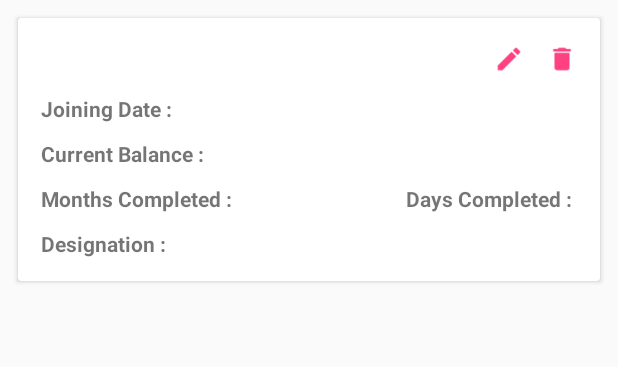
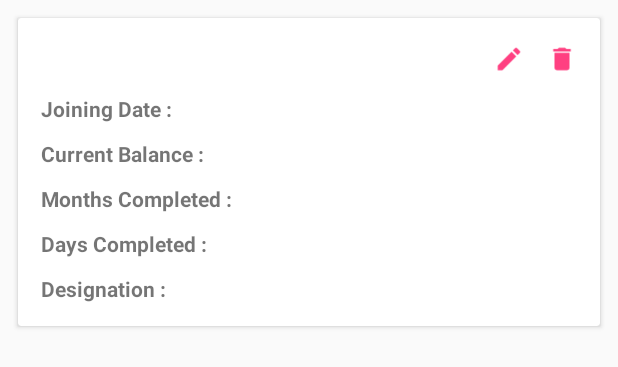
Before and after one commit to SutirthaSaha/EmployeeHolidayManagement, an Android app: the layout card_employee_details.xml on its own in the app's theme, with its tools: preview values and no code run, on a phone screen of 412 x 824 dp. Shown: the top 367 px of the screen. Run offline under Robolectric (Android 15) with nearby library versions, the phone set to English and light mode, and no system bars.

Commit message:
modified 6

```diff
--- a/app/src/main/java/in/nfly/dell/employeeholidaymanagement/MainActivity.java
+++ b/app/src/main/java/in/nfly/dell/employeeholidaymanagement/MainActivity.java
@@ -94,7 +94,7 @@ public class MainActivity extends AppCompatActivity implements SearchView.OnQuer
         if(cursor.getCount()==0) {
                 Cursor cursor1 = databaseHelper.updateDate(id, date, Integer.toString(Integer.parseInt(daysCompleted)+1),db);
                 if (cursor1.getCount() == 0) {
-                    setValues();
+                    recreate();
                     Toast.makeText(MainActivity.this, "Date Updated Successfully", Toast.LENGTH_LONG).show();
                 }
             }
@@ -210,7 +210,7 @@ public class MainActivity extends AppCompatActivity implements SearchView.OnQuer
         if(cursor.getCount()==0) {
                 Cursor cursor1 = databaseHelper.updateMonth(id, month,Integer.toString(Integer.parseInt(monthsCompleted)+1), db);
                 if (cursor1.getCount() == 0) {
-                    setValues();
+                    recreate();
                     Toast.makeText(MainActivity.this, "Month Updated Successfully", Toast.LENGTH_LONG).show();
                 }
         }
--- a/app/src/main/res/layout/card_employee_details.xml
+++ b/app/src/main/res/layout/card_employee_details.xml
@@ -90,11 +90,6 @@
             android:layout_height="wrap_content"
             android:layout_margin="5dp"
             android:orientation="horizontal">
-            <LinearLayout
-                android:layout_width="0dp"
-                android:layout_weight="1"
-                android:layout_height="wrap_content"
-                android:orientation="horizontal">
             <TextView
                 android:layout_width="wrap_content"
                 android:layout_height="wrap_content"
@@ -109,6 +104,7 @@
         <LinearLayout
             android:layout_width="wrap_content"
             android:layout_height="wrap_content"
+            android:layout_margin="5dp"
             android:orientation="horizontal">
             <TextView
                 android:layout_width="wrap_content"
@@ -121,7 +117,7 @@
                 android:textAppearance="@style/Base.TextAppearance.AppCompat.Small"
                 android:id="@+id/daysCompletedCardText"/>
         </LinearLayout>
-        </LinearLayout>
+
         <LinearLayout
             android:layout_width="match_parent"
             android:layout_height="wrap_content"
```
Lines whose indentation alone changed are shown as unchanged.
